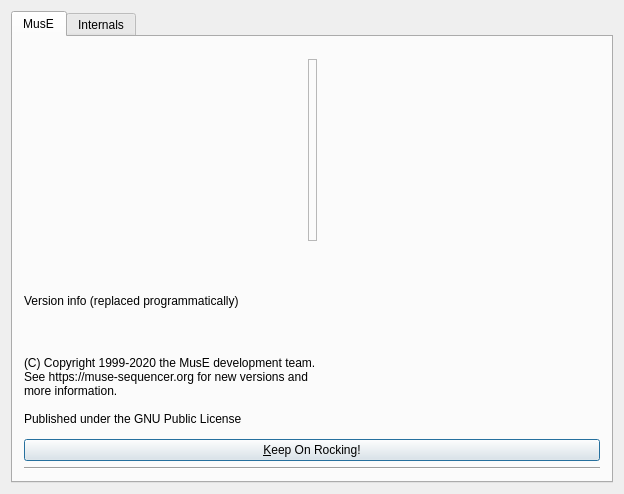
Before: the Qt Designer form muse3/muse/components/aboutbox.ui in emrum/muse, drawn with Qt 5.
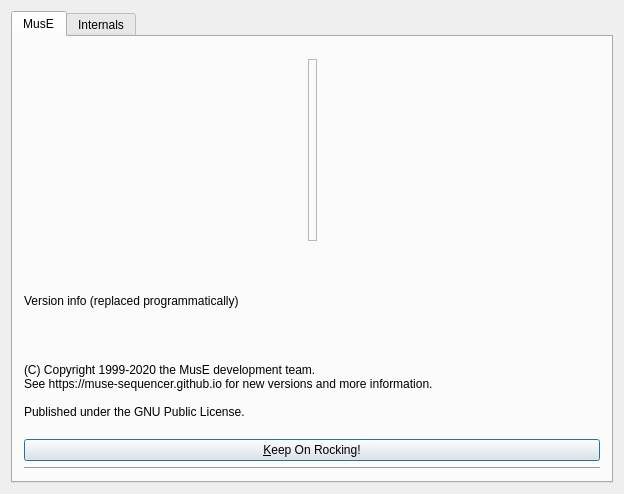
After: the same form once the commit is applied.

Commit message: Text/link fixes

The edit to the form file:
```diff
--- a/muse3/muse/components/aboutbox.ui
+++ b/muse3/muse/components/aboutbox.ui
@@ -104,13 +104,12 @@
           <widget class="QLabel" name="textLabel1">
            <property name="text">
             <string>(C) Copyright 1999-2020 the MusE development team.
-See https://muse-sequencer.org for new versions and
-more information.
+See https://muse-sequencer.github.io for new versions and more information.
 
-Published under the GNU Public License</string>
+Published under the GNU Public License.</string>
            </property>
            <property name="wordWrap">
-            <bool>false</bool>
+            <bool>true</bool>
            </property>
           </widget>
          </item>
```
The commit also changes 2 other files.
